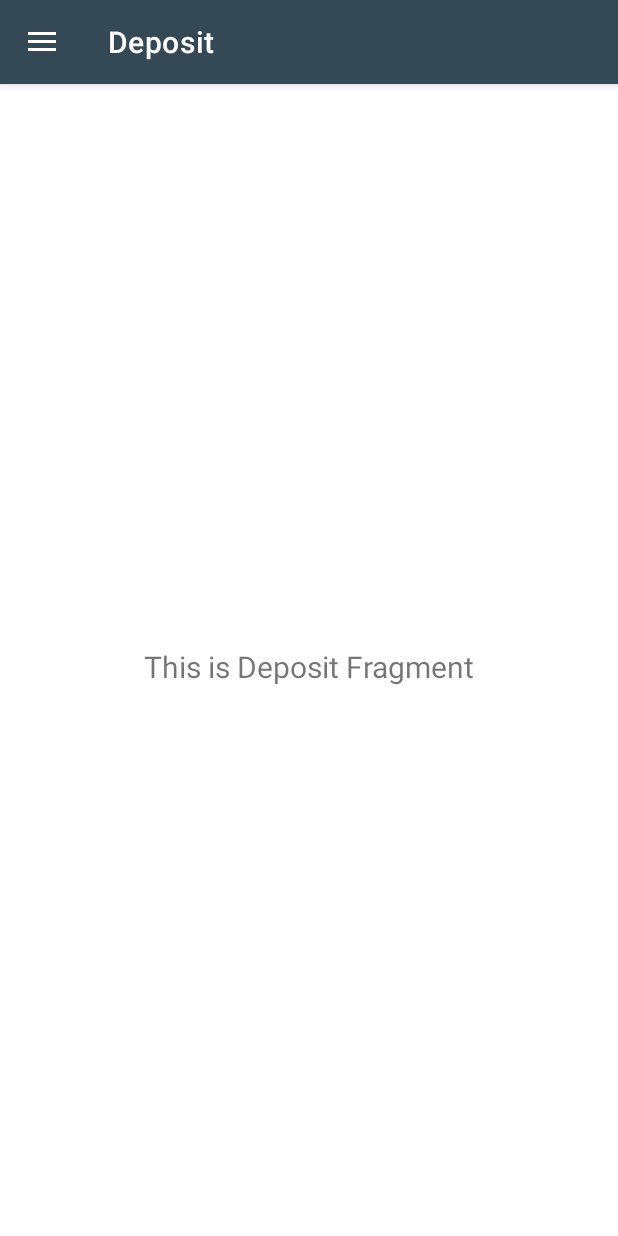
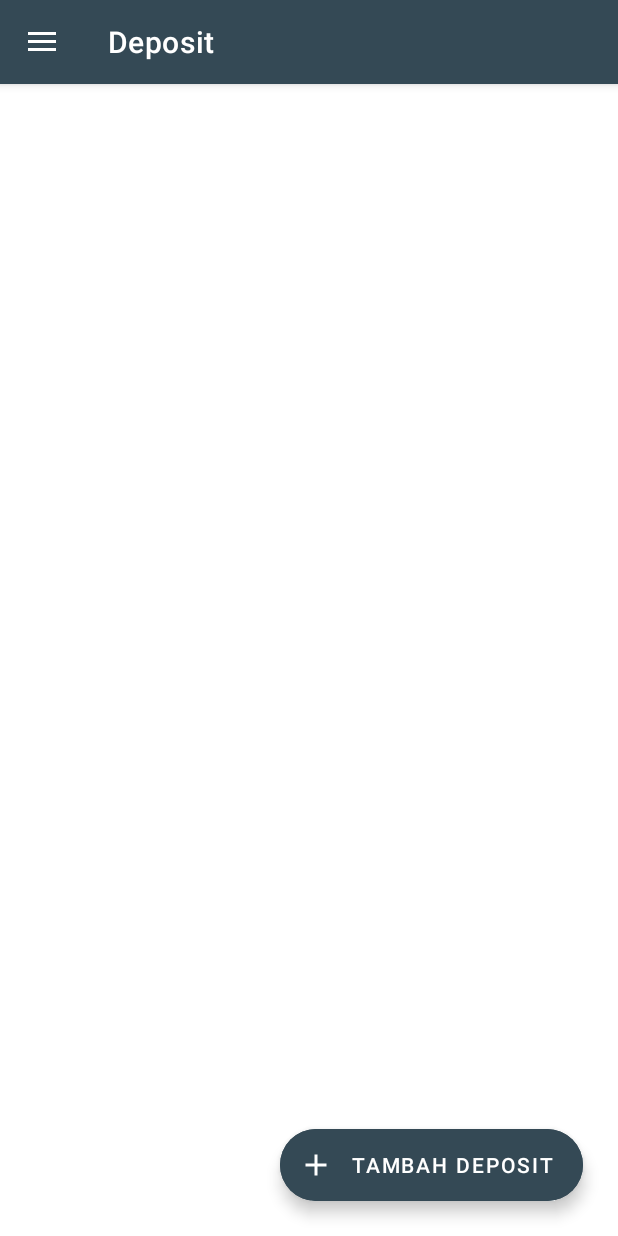
Before and after one commit to rifkiad/KonsinyasiApp, an Android app: the screen it shows after launch (MainActivity), in the side drawer, after a tap on "Deposit", on a phone screen of 412 x 824 dp. Run offline under Robolectric (Android 15) with nearby library versions, the phone set to English and light mode, and no system bars; our stand-ins replace data binding, navigation-ui, sdp/ssp sizes; 1 statement that could not run was skipped.

Commit message:
add datePicker for addDeposit,navigate deposit to addDeposit,create layout for addDeposit

```diff
--- a/app/src/main/java/com/example/konsinyasiapp/ui/deposit/DepositFragment.kt
+++ b/app/src/main/java/com/example/konsinyasiapp/ui/deposit/DepositFragment.kt
@@ -5,18 +5,12 @@ import androidx.fragment.app.Fragment
 import android.view.LayoutInflater
 import android.view.View
 import android.view.ViewGroup
-import android.widget.TextView
-import androidx.lifecycle.ViewModelProvider
 import com.example.konsinyasiapp.databinding.FragmentDepositBinding
-import com.example.konsinyasiapp.viewModel.DepositViewModel
 
 
 class DepositFragment : Fragment() {
 
     private var _binding: FragmentDepositBinding? = null
-
-    // This property is only valid between onCreateView and
-    // onDestroyView.
     private val binding get() = _binding!!
 
     override fun onCreateView(
@@ -24,17 +18,8 @@ class DepositFragment : Fragment() {
         container: ViewGroup?,
         savedInstanceState: Bundle?
     ): View {
-        val depositViewModel =
-            ViewModelProvider(this).get(DepositViewModel::class.java)
-
         _binding = FragmentDepositBinding.inflate(inflater, container, false)
-        val root: View = binding.root
-
-        val textView: TextView = binding.tvDeposit
-        depositViewModel.text.observe(viewLifecycleOwner) {
-            textView.text = it
-        }
-        return root
+        return binding.root
     }
 
     override fun onDestroyView() {
--- a/app/src/main/res/layout/fragment_deposit.xml
+++ b/app/src/main/res/layout/fragment_deposit.xml
@@ -1,23 +1,35 @@
 <?xml version="1.0" encoding="utf-8"?>
-<androidx.constraintlayout.widget.ConstraintLayout xmlns:android="http://schemas.android.com/apk/res/android"
+<layout xmlns:android="http://schemas.android.com/apk/res/android"
     xmlns:app="http://schemas.android.com/apk/res-auto"
-    xmlns:tools="http://schemas.android.com/tools"
-    android:layout_width="match_parent"
-    android:layout_height="match_parent"
-    tools:context=".ui.deposit.DepositFragment">
+    xmlns:tools="http://schemas.android.com/tools">
 
-    <TextView
-        android:id="@+id/tv_deposit"
+    <data>
+
+    </data>
+
+    <RelativeLayout
         android:layout_width="match_parent"
-        android:layout_height="wrap_content"
-        android:layout_marginStart="8dp"
-        android:layout_marginTop="8dp"
-        android:layout_marginEnd="8dp"
-        android:textAlignment="center"
-        android:textSize="20sp"
-        app:layout_constraintBottom_toBottomOf="parent"
-        app:layout_constraintEnd_toEndOf="parent"
-        app:layout_constraintStart_toStartOf="parent"
-        app:layout_constraintTop_toTopOf="parent" />
+        android:layout_height="match_parent"
+        tools:context=".ui.deposit.DepositFragment">
 
-</androidx.constraintlayout.widget.ConstraintLayout>
+        <com.google.android.material.floatingactionbutton.ExtendedFloatingActionButton
+            android:id="@+id/fab_add_tambah_deposit"
+            android:layout_width="wrap_content"
+            android:layout_height="wrap_content"
+            android:layout_alignParentEnd="true"
+            android:layout_alignParentBottom="true"
+            android:layout_gravity="bottom|end"
+            android:layout_marginStart="@dimen/_10sdp"
+            android:layout_marginEnd="@dimen/_18sdp"
+            android:layout_marginBottom="@dimen/_18sdp"
+            android:backgroundTint="@color/reply_blue"
+            android:clickable="true"
+            android:navigateToAddDepositFragment="@{true}"
+            android:focusable="true"
+            android:text="Tambah Deposit"
+            android:textColor="@color/white"
+            app:icon="@drawable/ic_add"
+            app:iconTint="@color/white" />
+
+    </RelativeLayout>
+</layout>
--- a/app/src/main/res/navigation/mobile_navigation.xml
+++ b/app/src/main/res/navigation/mobile_navigation.xml
@@ -37,7 +37,21 @@
         android:id="@+id/nav_deposit"
         android:name="com.example.konsinyasiapp.ui.deposit.DepositFragment"
         android:label="@string/deposit"
-        tools:layout="@layout/fragment_deposit" />
+        tools:layout="@layout/fragment_deposit" >
+        <action
+            android:id="@+id/action_nav_deposit_to_action_navDeposit_add"
+            app:destination="@id/action_navDeposit_add" />
+    </fragment>
+
+    <fragment
+        android:id="@+id/action_navDeposit_add"
+        android:name="com.example.konsinyasiapp.ui.deposit.AddDepositFragment"
+        android:label="Tambah Produk"
+        tools:layout="@layout/fragment_add_deposit">
+        <action
+            android:id="@+id/action_action_navDeposit_add_to_nav_deposit"
+            app:destination="@id/nav_deposit" />
+    </fragment>
 
     <fragment
         android:id="@+id/nav_myProduct"
@@ -119,4 +133,5 @@
             app:argType="com.example.konsinyasiapp.entities.ShopData" />
     </fragment>
 
+
 </navigation>
```
Also changed, not shown: app/src/main/java/com/example/konsinyasiapp/DatePickerFragment.kt (added, +36 -0 lines), app/src/main/java/com/example/konsinyasiapp/databinding/adapter/BindingAdapters.kt (+11 -0 lines), app/src/main/java/com/example/konsinyasiapp/ui/deposit/AddDepositFragment.kt (added, +44 -0 lines), app/src/main/res/anim/from_top.xml (added, +9 -0 lines), app/src/main/res/anim/to_top.xml (added, +9 -0 lines), app/src/main/res/layout/fragment_add_deposit.xml (added, +41 -0 lines), app/src/main/res/layout/fragment_add_product.xml (+6 -6 lines).
